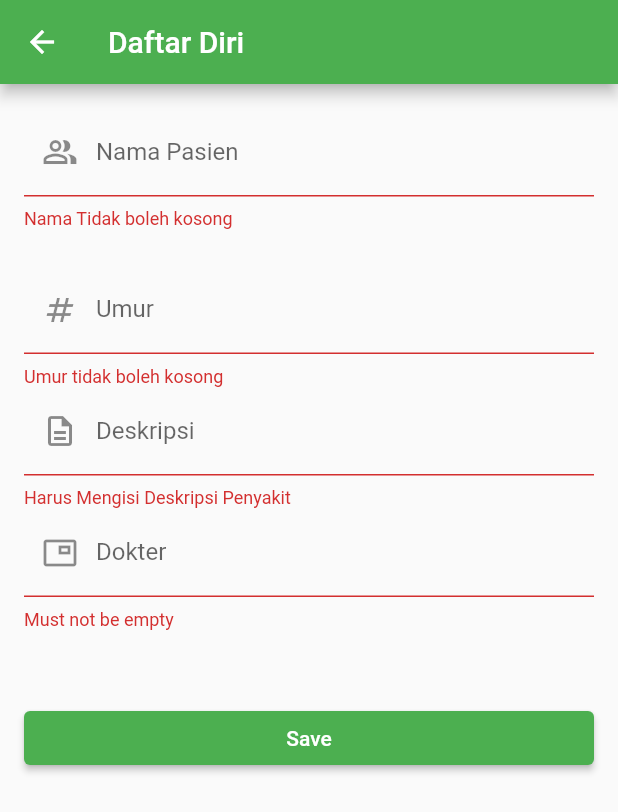
After one commit to alexisngaing/ugd-d-4-hospital, a Flutter app: the PasienInputPage screen opened directly, after a tap on "Save", on a phone screen of 412 x 824 dp. The commit adds this screen. Shown: the top 812 px of the screen. Run offline on Flutter 3.47's test engine with Material 2 defaults, Android fonts, the phone set to English and light mode, and no system bars; our stand-ins replace fluttertoast, font_awesome_flutter, grouped_list, ionicons, shared_preferences, sqflite; accounts and stored records are empty.

Commit message:
sqflite done

```diff
--- a/lib/View/home.dart
+++ b/lib/View/home.dart
@@ -1,5 +1,6 @@
 import 'package:flutter/material.dart';
 import 'package:ionicons/ionicons.dart';
+import 'package:ugd_4_hospital/View/pasienPage.dart';
 import 'package:ugd_4_hospital/view/grid.dart';
 import 'package:ugd_4_hospital/View/profile_kelompok.dart';
 import 'package:ugd_4_hospital/View/chat.dart';
@@ -33,7 +34,7 @@ class _HomePageState extends State<HomePage> {
           BottomNavigationBarItem(
               icon: Icon(Ionicons.chatbubble_ellipses_outline), label: 'Chat'),
           BottomNavigationBarItem(
-              icon: Icon(Ionicons.calendar_outline), label: 'Schedule'),
+              icon: Icon(Icons.local_hospital_outlined), label: 'Pasien'),
           BottomNavigationBarItem(
               icon: Icon(Ionicons.people_outline), label: 'Profile'),
         ],
@@ -54,7 +55,7 @@ class _HomePageState extends State<HomePage> {
         );
       case 2:
         return const Center(
-          child: Text('Index 2: Schedule'),
+          child: PasienView(),
         );
       case 3:
         return const Center(
--- /dev/null
+++ b/lib/data/pasien.dart
@@ -0,0 +1,12 @@
+class Pasien {
+  final int? id, umur;
+
+  String? nama, deskripsi, picture;
+
+  Pasien({this.id, this.nama, this.deskripsi, this.umur, this.picture});
+
+  @override
+  String toString() {
+    return 'Nama {nama: $nama}';
+  }
+}
--- /dev/null
+++ b/lib/database/sql_helper.dart
@@ -0,0 +1,72 @@
+import 'package:sqflite/sqflite.dart' as sql;
+import 'package:ugd_4_hospital/data/pasien.dart';
+
+class SQLHelper {
+  static Future<void> createTables(sql.Database database) async {
+    await database.execute("""
+  CREATE TABLE pasien(
+    id INTEGER PRIMARY KEY AUTOINCREMENT NOT NULL,
+    nama TEXT,
+    deskripsi TEXT,
+    umur INTEGER,
+    picture TEXT
+  )
+""");
+  }
+
+  static Future<sql.Database> db() async {
+    return sql.openDatabase('pasien.db', version: 1,
+        onCreate: (sql.Database database, int version) async {
+      await createTables(database);
+    });
+  }
+
+  static Future<int> addPasien(Pasien pasienData) async {
+    final db = await SQLHelper.db();
+    final data = {
+      'nama': pasienData.nama,
+      'umur': pasienData.umur,
+      'picture': pasienData.picture,
+      'deskripsi': pasienData.deskripsi
+    };
+    return await db.insert('pasien', data);
+  }
+
+  static Future<int> editPasien(int id, Pasien pasienData) async {
+    final db = await SQLHelper.db();
+    final data = {
+      'nama': pasienData.nama,
+      'umur': pasienData.umur,
+      'picture': pasienData.picture,
+      'deskripsi': pasienData.deskripsi
+    };
+    return await db.update('pasien', data, where: "id = $id");
+  }
+
+  static Future<int> deletePasien(int id) async {
+    final db = await SQLHelper.db();
+    return await db.delete('pasien', where: "id = $id");
+  }
+
+  static Future<List<Map<String, dynamic>>> getPasien(String search) async {
+    final db = await SQLHelper.db();
+    return db.query('pasien', where: 'nama LIKE ?', whereArgs: ['%$search%']);
+  }
+
+  static Future<Pasien?> getPasienById(int id) async {
+    final db = await SQLHelper.db();
+    List<Map<String, dynamic>> result =
+        await db.query('pasien', where: 'id = $id');
+    if (result.isNotEmpty) {
+      Pasien pasienData = Pasien(
+          id: result.first['id'],
+          nama: result.first['nama'],
+          umur: result.first['umur'],
+          picture: result.first['picture'],
+          deskripsi: result.first['deskripsi']);
+      return pasienData;
+    } else {
+      return null;
+    }
+  }
+}
--- /dev/null
+++ b/lib/page/pasien_input_page.dart
@@ -0,0 +1,151 @@
+import 'package:flutter/material.dart';
+import 'package:flutter/services.dart';
+import 'package:ugd_4_hospital/database/sql_helper.dart';
+import 'package:ugd_4_hospital/data/pasien.dart';
+import 'package:ugd_4_hospital/View/home.dart';
+
+class PasienInputPage extends StatefulWidget {
+  const PasienInputPage({
+    Key? key,
+    this.title,
+    this.nama,
+    this.umur,
+    this.picture,
+    this.deskripsi,
+    this.id,
+  }) : super(key: key);
+
+  final String? title;
+  final String? nama;
+  final String? deskripsi;
+  final String? picture;
+  final int? umur;
+  final int? id;
+
+  @override
+  State<PasienInputPage> createState() => _PasienInputPageState();
+}
+
+class _PasienInputPageState extends State<PasienInputPage> {
+  final formKey = GlobalKey<FormState>();
+
+  TextEditingController controllerNama = TextEditingController();
+  TextEditingController controllerDeskripsi = TextEditingController();
+  TextEditingController controllerPicture = TextEditingController();
+  TextEditingController controllerUmur = TextEditingController();
+
+  Widget build(BuildContext context) {
+    if (widget.id != null) {
+      controllerNama.text = widget.nama!;
+      controllerDeskripsi.text = widget.deskripsi!;
+      controllerPicture.text = widget.picture!;
+      controllerUmur.text = widget.umur!.toString();
+    }
+    return Scaffold(
+      appBar: AppBar(
+        title: Text(widget.title ?? ""),
+        backgroundColor: Colors.green,
+        leading: IconButton(
+          icon: const Icon(Icons.arrow_back),
+          onPressed: () {
+            Navigator.of(context).pushReplacement(
+              MaterialPageRoute(builder: (context) => const HomePage()),
+            );
+          },
+        ),
+      ),
+      body: Form(
+        key: formKey,
+        child: ListView(
+          padding: const EdgeInsets.all(16),
+          children: <Widget>[
+            TextFormField(
+              controller: controllerNama,
+              validator: (value) =>
+                  value == '' ? 'Nama Tidak boleh kosong' : null,
+              decoration: const InputDecoration(
+                border: UnderlineInputBorder(),
+                prefixIcon: Icon(Icons.people_alt_outlined),
+                labelText: 'Nama Pasien',
+                hintText: 'Isikan Nama anda...',
+              ),
+            ),
+            const SizedBox(
+              height: 24,
+            ),
+            TextFormField(
+              controller: controllerUmur,
+              validator: (value) =>
+                  value == '' ? 'Umur tidak boleh kosong' : null,
+              keyboardType: TextInputType.number,
+              inputFormatters: [FilteringTextInputFormatter.digitsOnly],
+              decoration: const InputDecoration(
+                border: UnderlineInputBorder(),
+                labelText: 'Umur',
+                hintText: 'Isikan Umur anda..',
+                prefixIcon: Icon(Icons.numbers_outlined),
+              ),
+            ),
+            TextFormField(
+              controller: controllerDeskripsi,
+              validator: (value) =>
+                  value == '' ? 'Harus Mengisi Deskripsi Penyakit' : null,
+              decoration: const InputDecoration(
+                prefixIcon: Icon(Icons.description_outlined),
+                border: UnderlineInputBorder(),
+                labelText: 'Deskripsi',
+                hintText: 'Isikan Deskripsi Penyakit anda..',
+              ),
+            ),
+            TextFormField(
+              controller: controllerPicture,
+              validator: (value) => value == '' ? 'Must not be empty' : null,
+              decoration: const InputDecoration(
+                  border: UnderlineInputBorder(),
+                  labelText: 'Dokter',
+                  hintText: 'Masukan Nama Dokter anda..',
+                  prefixIcon: Icon(Icons.picture_in_picture_outlined)),
+            ),
+            const SizedBox(
+              height: 48,
+            ),
+            ElevatedButton(
+              onPressed: () async {
+                if (formKey.currentState!.validate()) {
+                  if (widget.id == null) {
+                    await addPasien();
+                  } else {
+                    await editPasien(widget.id!);
+                  }
+                  Navigator.pop(context);
+                }
+              },
+              style: ButtonStyle(
+                backgroundColor: MaterialStateProperty.all(Colors.green),
+              ),
+              child: const Text('Save'),
+            )
+          ],
+        ),
+      ),
+    );
+  }
+
+  Future<void> addPasien() async {
+    await SQLHelper.addPasien(Pasien(
+        nama: controllerNama.text,
+        deskripsi: controllerDeskripsi.text,
+        umur: int.tryParse(controllerUmur.text),
+        picture: controllerPicture.text));
+  }
+
+  Future<void> editPasien(int id) async {
+    await SQLHelper.editPasien(
+        id,
+        Pasien(
+            nama: controllerNama.text,
+            deskripsi: controllerDeskripsi.text,
+            umur: int.tryParse(controllerUmur.text),
+            picture: controllerPicture.text));
+  }
+}
--- a/pubspec.yaml
+++ b/pubspec.yaml
@@ -17,6 +17,12 @@ dependencies:
   ionicons: ^0.2.2
   shared_preferences: ^2.0.6
   grouped_list: ^4.2.0
+  sqflite: ^2.2.6
+  google_nav_bar: ^5.0.6
+  image_picker: ^1.0.4
+  animated_text_kit: ^4.2.2
+  photo_view: ^0.14.0
+  file_picker: ^4.0.0
 
 dev_dependencies:
   flutter_test:
```
Also changed, not shown: lib/View/pasienPage.dart (added, +250 -0 lines), images/gambar.jpeg (added), pubspec.lock.
